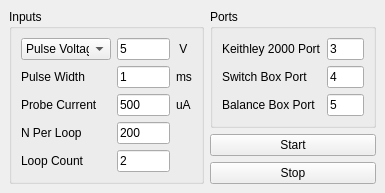
Old version of the form switching_GUI_layoutfile.ui in the repository uonelisa/instruments.
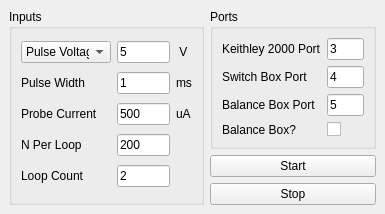
New version of the form.

Commit message: refactoring scripts Switching GUI had a few weird issues such as first measurement being higher than all others after pulsing. first pulse still seems to do nothing. is very strange added a single measurement that is dumped for first loop.

What changed in the file:
```diff
--- a/switching_GUI_layoutfile.ui
+++ b/switching_GUI_layoutfile.ui
@@ -7,7 +7,7 @@
     <x>0</x>
     <y>0</y>
     <width>385</width>
-    <height>185</height>
+    <height>204</height>
    </rect>
   </property>
   <property name="windowTitle">
@@ -184,6 +184,23 @@
            </property>
           </widget>
          </item>
+         <item row="3" column="1">
+          <widget class="QCheckBox" name="bb_enable_checkbox">
+           <property name="enabled">
+            <bool>true</bool>
+           </property>
+           <property name="text">
+            <string/>
+           </property>
+          </widget>
+         </item>
+         <item row="3" column="0">
+          <widget class="QLabel" name="balance_box_enable_label">
+           <property name="text">
+            <string>Balance Box?</string>
+           </property>
+          </widget>
+         </item>
         </layout>
        </widget>
       </item>
```
Left out of the diff: 54 changed lines with no effect on the pictures. The commit also changes 10 other files.
